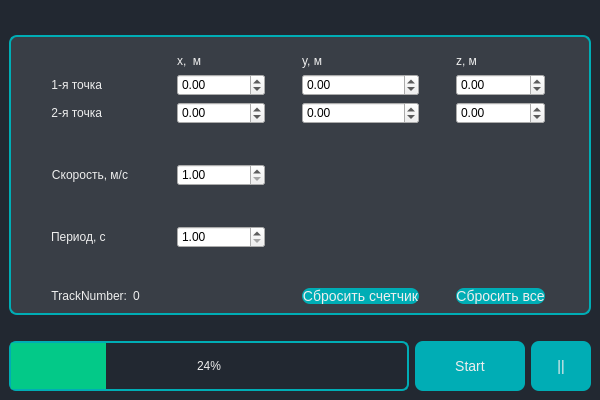
Qt form Imitator/src/mainWindow/MainWindow.ui (DmB0l/LandingImitator) before a commit.
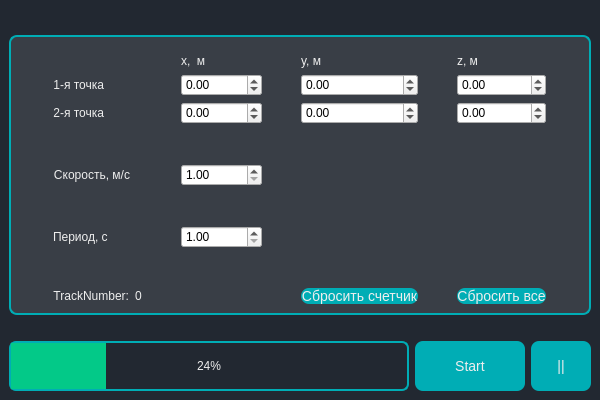
The same form after that commit.

```diff
--- a/Imitator/src/mainWindow/MainWindow.ui
+++ b/Imitator/src/mainWindow/MainWindow.ui
@@ -168,7 +168,7 @@
           <double>1.000000000000000</double>
          </property>
          <property name="maximum">
-          <double>1000.990000000000009</double>
+          <double>1000.000000000000000</double>
          </property>
         </widget>
        </item>
@@ -198,7 +198,10 @@
        <item row="2" column="3">
         <widget class="QDoubleSpinBox" name="DSB_secondZ">
          <property name="minimum">
-          <double>-100000.000000000000000</double>
+          <double>-40000.000000000000000</double>
+         </property>
+         <property name="maximum">
+          <double>40000.000000000000000</double>
          </property>
          <property name="value">
           <double>0.000000000000000</double>
@@ -208,10 +211,10 @@
        <item row="2" column="1">
         <widget class="QDoubleSpinBox" name="DSB_secondX">
          <property name="minimum">
-          <double>-100000.000000000000000</double>
+          <double>-40000.000000000000000</double>
          </property>
          <property name="maximum">
-          <double>100000.990000000005239</double>
+          <double>40000.000000000000000</double>
          </property>
          <property name="value">
           <double>0.000000000000000</double>
@@ -221,7 +224,7 @@
        <item row="1" column="2">
         <widget class="QDoubleSpinBox" name="DSB_firstY">
          <property name="minimum">
-          <double>-100000.000000000000000</double>
+          <double>-40000.000000000000000</double>
          </property>
          <property name="value">
           <double>0.000000000000000</double>
@@ -244,10 +247,10 @@
        <item row="1" column="1">
         <widget class="QDoubleSpinBox" name="DSB_firstX">
          <property name="minimum">
-          <double>-100000.000000000000000</double>
+          <double>-40000.000000000000000</double>
          </property>
          <property name="maximum">
-          <double>100000.990000000005239</double>
+          <double>40000.000000000000000</double>
          </property>
         </widget>
        </item>
@@ -291,7 +294,7 @@
        <item row="1" column="3">
         <widget class="QDoubleSpinBox" name="DSB_firstZ">
          <property name="minimum">
-          <double>-100000.000000000000000</double>
+          <double>-40000.000000000000000</double>
          </property>
          <property name="value">
           <double>0.000000000000000</double>
@@ -346,7 +349,10 @@
        <item row="2" column="2">
         <widget class="QDoubleSpinBox" name="DSB_secondY">
          <property name="minimum">
-          <double>-100000.000000000000000</double>
+          <double>-40000.000000000000000</double>
+         </property>
+         <property name="maximum">
+          <double>40000.000000000000000</double>
          </property>
          <property name="value">
           <double>0.000000000000000</double>
```
